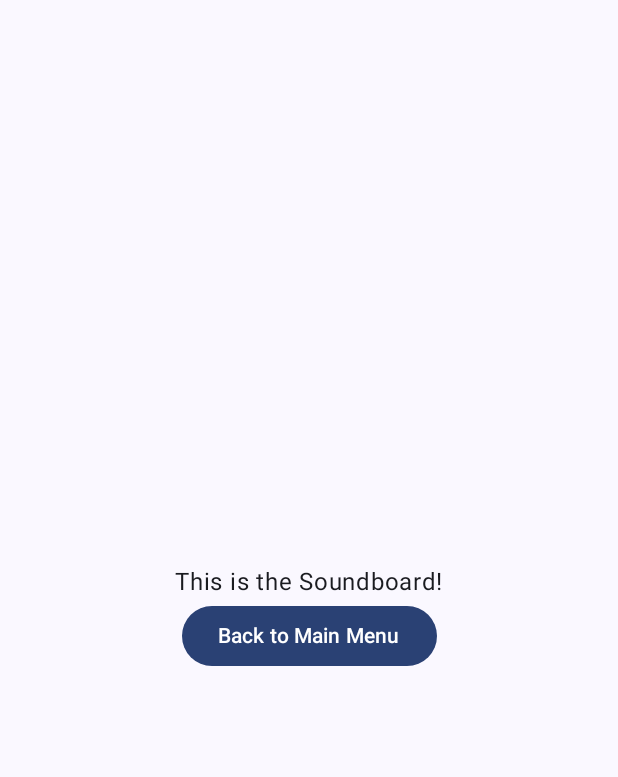
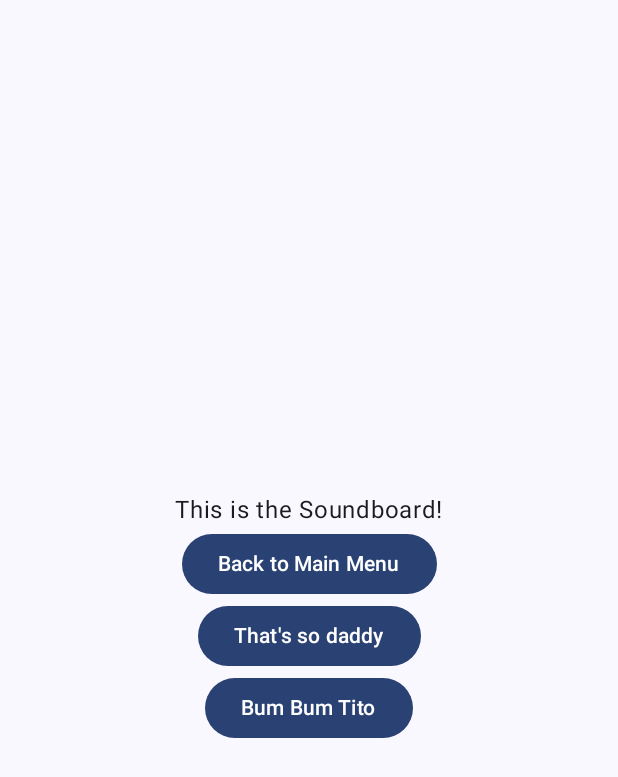
Before and after one commit to SnackKing/TitoOffical, an Android app built with Jetpack Compose: the screen it shows after launch (MainActivity), after a tap on "Soundboard", on a phone screen of 412 x 824 dp. Shown: the top 777 px of the screen. Run offline under Robolectric (Android 15) with nearby library versions, the phone set to English and light mode, and no system bars.

Commit message:
Populate list of buttons in soundboard and play audio when they are clicked

```diff
--- /dev/null
+++ b/app/src/main/java/com/zachallegretti/tito/AudioFile.kt
@@ -0,0 +1,13 @@
+package com.zachallegretti.tito
+
+data class AudioFile(
+    val name: String,
+    val resourceId: Int
+)
+
+object AppAudioFiles {
+    val soundboardFiles = listOf(
+        AudioFile("That's so daddy", R.raw.thats_so_daddy),
+        AudioFile("Bum Bum Tito", R.raw.bum_bum_tito)
+    )
+}
--- a/app/src/main/java/com/zachallegretti/tito/MainActivity.kt
+++ b/app/src/main/java/com/zachallegretti/tito/MainActivity.kt
@@ -104,18 +104,6 @@ class MainActivity : ComponentActivity() {
     }
 
     @Composable
-    fun SoundboardScreen(navController: NavController) {
-        Column(
-            modifier = Modifier.fillMaxSize().padding(20.dp),
-            verticalArrangement = Arrangement.Center,
-            horizontalAlignment = Alignment.CenterHorizontally
-        ) {
-            Text("This is the Soundboard!")
-            Button(onClick = { navController.popBackStack() }) { Text("Back to Main Menu") } // Use popBackStack to go back
-        }
-    }
-
-    @Composable
     fun EatLikeTitoScreen(navController: NavController) {
         Column(modifier = Modifier.fillMaxSize().padding(20.dp), verticalArrangement = Arrangement.Center, horizontalAlignment = Alignment.CenterHorizontally) {
             Text("Eat Like Tito Screen!")
--- /dev/null
+++ b/app/src/main/java/com/zachallegretti/tito/Soundboard.kt
@@ -0,0 +1,74 @@
+package com.zachallegretti.tito
+
+import android.content.Context
+import android.media.MediaPlayer
+import androidx.compose.foundation.layout.Arrangement
+import androidx.compose.foundation.layout.Column
+import androidx.compose.foundation.layout.fillMaxSize
+import androidx.compose.foundation.layout.padding
+import androidx.compose.foundation.rememberScrollState
+import androidx.compose.foundation.verticalScroll
+import androidx.compose.material3.Button
+import androidx.compose.material3.Text
+import androidx.compose.runtime.Composable
+import androidx.compose.runtime.remember
+import androidx.compose.ui.Alignment
+import androidx.compose.ui.Modifier
+import androidx.compose.ui.platform.LocalContext
+import androidx.compose.ui.tooling.preview.Preview
+import androidx.compose.ui.unit.dp
+import androidx.navigation.NavController
+import androidx.navigation.compose.rememberNavController
+import com.zachallegretti.tito.ui.theme.TitoTheme
+
+
+    @Composable
+    fun SoundboardScreen(navController: NavController) {
+        val scrollState = rememberScrollState()
+        Column(
+            modifier = Modifier.fillMaxSize().padding(20.dp).verticalScroll(scrollState),
+            verticalArrangement = Arrangement.Center,
+            horizontalAlignment = Alignment.CenterHorizontally
+        ) {
+            Text("This is the Soundboard!")
+            Button(onClick = { navController.popBackStack() }) { Text("Back to Main Menu") }
+            PopulateAudioFiles()
+        }
+    }
+
+    @Composable
+    fun PopulateAudioFiles() {
+        val context = LocalContext.current
+        val mediaPlayer = remember { MediaPlayer() }
+        for (audioFile in AppAudioFiles.soundboardFiles) {
+            Button(onClick = { playAudio(context, mediaPlayer, audioFile.resourceId) }) {
+                Text(audioFile.name)
+            }
+
+        }
+    }
+
+    @Preview(showBackground = true)
+    @Composable
+    fun SoundboardScreenPreview() {
+        TitoTheme {
+            val previewNavController = rememberNavController()
+            SoundboardScreen(navController = previewNavController)
+        }
+    }
+
+fun playAudio(context: Context, mediaPlayer: MediaPlayer, resourceId: Int) {
+    try {
+        mediaPlayer.reset()
+        val afd = context.resources.openRawResourceFd(resourceId) ?: return
+
+        mediaPlayer.setDataSource(afd.fileDescriptor, afd.startOffset, afd.length)
+        afd.close()
+
+        mediaPlayer.prepare()
+        mediaPlayer.start()
+    } catch (e: Exception) {
+        e.printStackTrace()
+        // Handle error
+    }
+}
```
Also changed, not shown: 2 other files.
